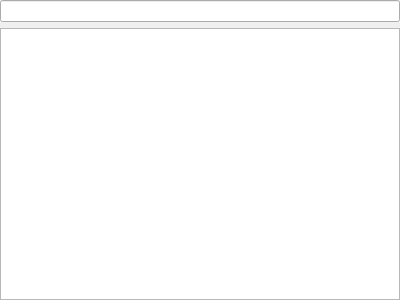
Qt form plugins/timertop/timertopwidget.ui (KDAB/GammaRay) before a commit.
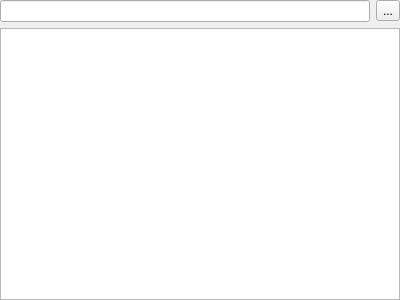
The same form after that commit. Icons and pictures are not drawn. Custom widgets are drawn as their Qt base class.

Commit message:
Add clear history button
This clear out free timers and reset other timers.

What changed in the file:
```diff
--- a/plugins/timertop/timertopwidget.ui
+++ b/plugins/timertop/timertopwidget.ui
@@ -24,7 +24,22 @@
     <number>0</number>
    </property>
    <item>
-    <widget class="QLineEdit" name="timerViewFilter"/>
+    <layout class="QHBoxLayout" name="horizontalLayout">
+     <item>
+      <widget class="QLineEdit" name="timerViewFilter"/>
+     </item>
+     <item>
+      <widget class="QToolButton" name="clearTimers">
+       <property name="text">
+        <string>...</string>
+       </property>
+       <property name="icon">
+        <iconset resource="../../ui/resources/ui.qrc">
+         <normaloff>:/gammaray/icons/ui/classes/QCheckBox/default.png</normaloff>:/gammaray/icons/ui/classes/QCheckBox/default.png</iconset>
+       </property>
+      </widget>
+     </item>
+    </layout>
    </item>
    <item>
     <widget class="GammaRay::DeferredTreeView" name="timerView">
```
Left out of the diff: 4 changed lines with no effect on the pictures. The commit also changes 8 other files.
